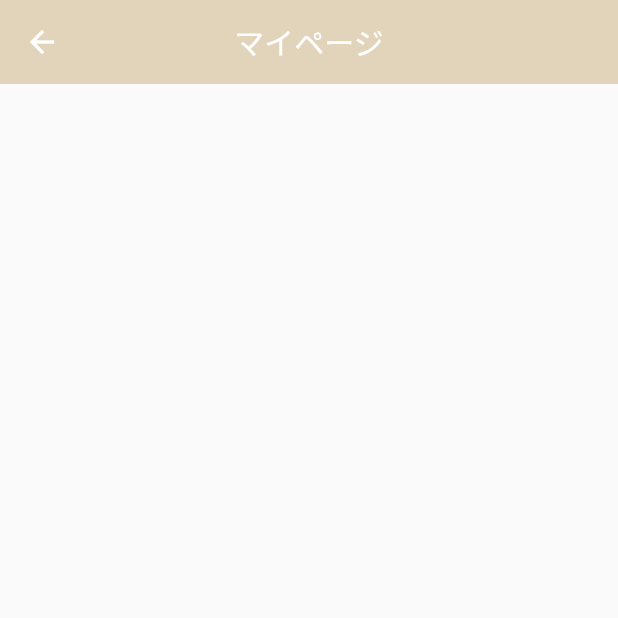
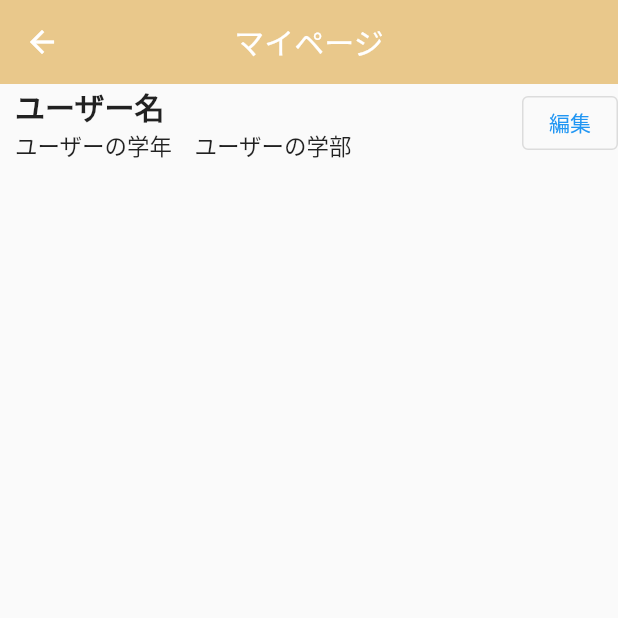
Before and after one commit to fortune-programming/note_app, a Flutter app: the Mypage screen opened directly, on a phone screen of 412 x 824 dp, the top half of it. Run offline on Flutter 3.47's test engine with Material 2 defaults, Android fonts, the phone set to English and light mode, and no system bars; our stand-ins replace cloud_firestore, firebase_auth, firebase_core, firebase_storage, image_picker; accounts and stored records are empty.

Commit message:
recreate Mypage.dart

```diff
--- a/lib/view/Mypage/Mypage.dart
+++ b/lib/view/Mypage/Mypage.dart
@@ -2,6 +2,7 @@ import 'package:flutter/material.dart';
 import 'package:flutter/src/widgets/framework.dart';
 import 'package:flutter/src/widgets/placeholder.dart';
 import 'package:flutter_fortune/model/account.dart';
+import 'package:flutter_fortune/view/Mypage_edit/Mypage_edit.dart';
 
 class Mypage extends StatefulWidget {
   const Mypage({super.key});
@@ -15,7 +16,7 @@ class _MypageState extends State<Mypage> {
   Widget build(BuildContext context) {
     return Scaffold(
       appBar: AppBar(
-        backgroundColor: Color.fromRGBO(226, 212, 186, 100),
+        backgroundColor: Color.fromRGBO(222, 168, 69, 0.612),
         elevation: 0,
         iconTheme: IconThemeData(color: Colors.white),
         title: Text(
@@ -29,9 +30,37 @@ class _MypageState extends State<Mypage> {
           children: [
             Container(
               height: 200,
+              child: Column(
+                children: [
+                  Row(
+                    mainAxisAlignment: MainAxisAlignment.spaceBetween,
+                   children:[
+                    Row(
+                      children:[
+                      SizedBox(width: 10),
+                      Column(
+                       crossAxisAlignment: CrossAxisAlignment.start,
+                       children: [
+                        Text('ユーザー名', style: TextStyle(fontSize: 20, fontWeight: FontWeight.bold),),
+                        Text('ユーザーの学年　ユーザーの学部', style: TextStyle(fontSize: 15),),
+                       ],
+                      )
+                     ]
+                    ),
+                    OutlinedButton(onPressed: (){
+                      Navigator.pushReplacement(context,
+                        MaterialPageRoute(builder: (context) => Mypage_edit()));
+                    },
+                    child: Text('編集')
                     )
                    ],
-      )),
+                  )
+                ],
+              ),
+            )
+          ],
+        ),
+      ),
     );
   }
 }
```
Lines whose indentation alone changed are shown as unchanged.
